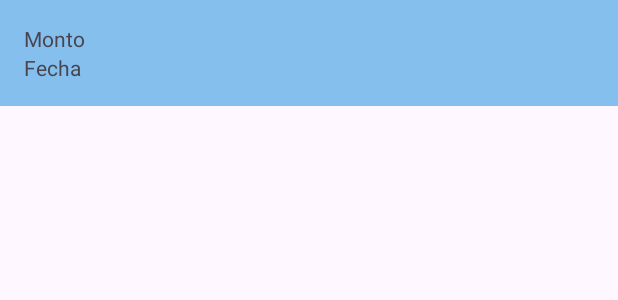
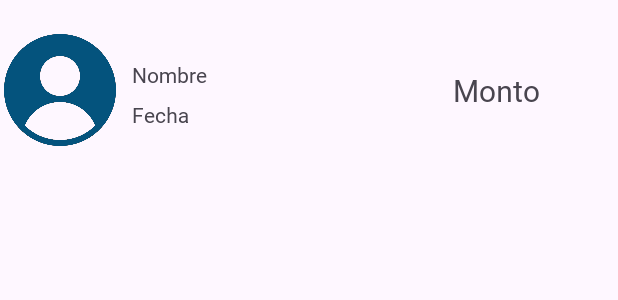
Before and after one commit to mauricioverar/BilleteraVirtualKRoom, an Android app: the layout transaction_item.xml on its own in the app's theme, with its tools: preview values and no code run, on a phone screen of 412 x 824 dp. Shown: the top 300 px of the screen. Run offline under Robolectric (Android 15) with nearby library versions, the phone set to English and light mode, and no system bars.

Commit message:
usuarios montos

```diff
--- a/app/src/main/java/com/mauriciovera/billeteravirtualkroom/view/LoginPageFragment.kt
+++ b/app/src/main/java/com/mauriciovera/billeteravirtualkroom/view/LoginPageFragment.kt
@@ -52,7 +52,7 @@ class LoginPageFragment : Fragment() {
     "roleId": 1,
 
     auth/login **********************
-    "email": "Soyo_moli.na@hotmail.com",
+    "email":  Soyo_moli.na@hotmail.com
     "password": "beta33"
 
     users/id ********************
--- a/app/src/main/res/layout/fragment_login_signup_page.xml
+++ b/app/src/main/res/layout/fragment_login_signup_page.xml
@@ -133,7 +133,7 @@ tools:context=".view.LoginSignupPageFragment">
     <!-- ya tiene cuenta? -->
     <Button
         android:id="@+id/btnGoToLogin"
-        android:layout_width="195dp"
+        android:layout_width="wrap_content"
         android:layout_height="45dp"
         android:layout_marginBottom="42dp"
         android:backgroundTint="@color/white"
--- a/app/src/main/res/layout/transaction_item.xml
+++ b/app/src/main/res/layout/transaction_item.xml
@@ -1,10 +1,13 @@
 <?xml version="1.0" encoding="utf-8"?>
+
 <LinearLayout xmlns:android="http://schemas.android.com/apk/res/android"
+    xmlns:app="http://schemas.android.com/apk/res-auto"
+    xmlns:tools="http://schemas.android.com/tools"
     android:layout_width="match_parent"
     android:layout_height="wrap_content"
-    android:background="@color/very_soft_blue"
-    android:orientation="vertical"
-    android:padding="16dp">
+    android:orientation="horizontal"
+    android:paddingTop="20dp"
+    android:paddingBottom="20dp">
 
     <!--<TextView
         android:id="@+id/tv_concept"
@@ -14,16 +17,58 @@
         android:textSize="18sp"
         android:textStyle="bold" />-->
 
+
+    <ImageView
+        android:id="@+id/imageView2"
+        android:layout_width="80dp"
+        android:layout_height="80dp"
+        android:src="@drawable/user"
+        tools:ignore="ContentDescription" />
+
+    <androidx.constraintlayout.widget.ConstraintLayout
+        android:layout_width="match_parent"
+        android:layout_height="match_parent">
+
+        <TextView
+            android:id="@+id/tv_user"
+            android:layout_width="wrap_content"
+            android:layout_height="wrap_content"
+            android:layout_marginStart="8dp"
+            android:fontFamily="@font/jua"
+            android:paddingTop="20dp"
+            android:text="@string/nombre"
+            app:layout_constraintStart_toStartOf="parent"
+            app:layout_constraintTop_toTopOf="parent" />
+
         <TextView
             android:id="@+id/tv_amount"
             android:layout_width="wrap_content"
             android:layout_height="wrap_content"
-        android:text="Monto" />
+            android:layout_gravity="right"
+            android:layout_marginStart="170dp"
+            android:layout_marginTop="28dp"
+            android:layout_marginBottom="27dp"
+            android:fontFamily="@font/jua"
+            android:text="@string/monto"
+            android:textSize="20sp"
+            app:layout_constraintBottom_toBottomOf="parent"
+            app:layout_constraintEnd_toEndOf="parent"
+            app:layout_constraintStart_toStartOf="parent"
+            app:layout_constraintTop_toTopOf="parent"
+            tools:ignore="RtlHardcoded,TextContrastCheck,TextSizeCheck" />
 
         <TextView
             android:id="@+id/tv_date"
             android:layout_width="wrap_content"
             android:layout_height="wrap_content"
-        android:text="Fecha" />
+            android:layout_marginStart="8dp"
+            android:layout_marginBottom="14dp"
+            android:fontFamily="@font/jua"
+            android:src="@drawable/user"
+            android:text="@string/fecha"
+            app:layout_constraintBottom_toBottomOf="parent"
+            app:layout_constraintStart_toStartOf="parent" />
+
+    </androidx.constraintlayout.widget.ConstraintLayout>
 
 </LinearLayout>
--- a/app/src/main/res/values/strings.xml
+++ b/app/src/main/res/values/strings.xml
@@ -64,5 +64,9 @@
     <string name="valor_mas">+$ %1$s</string>
     <string name="valor_menos">-$ %1$s</string>
     <string name="hola">Hola</string>
+    <string name="usuario">Usuario %1$s</string>
+    <string name="fecha">Fecha</string>
+    <string name="nombre">Nombre</string>
+    <string name="monto">Monto</string>
 
 </resources>
```
Also changed, not shown: app/src/main/java/com/mauriciovera/billeteravirtualkroom/view/adapter/TransactionAdapter.kt (+8 -2 lines), app/src/main/java/com/mauriciovera/billeteravirtualkroom/viewmodel/LoginViewModel.kt (+6 -13 lines), app/src/main/res/layout/fragment_home.xml (+8 -5 lines). Lines whose indentation alone changed are shown as unchanged.
